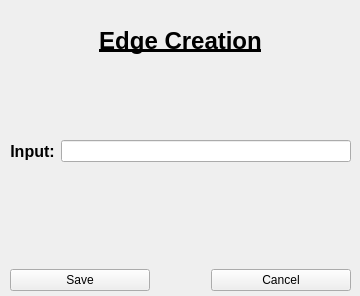
The window that ui/create_edge.ui (bishoyhanykamel/AutomataProject) describes before a commit, drawn with Qt 5.
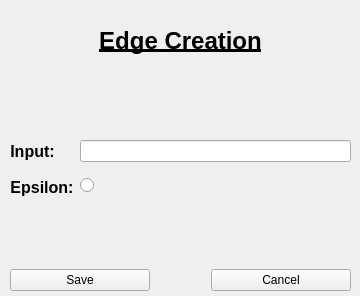
The same window after the commit.

```diff
--- a/ui/create_edge.ui
+++ b/ui/create_edge.ui
@@ -87,6 +87,28 @@
          </property>
         </widget>
        </item>
+       <item row="1" column="0">
+        <widget class="QLabel" name="label_9">
+         <property name="styleSheet">
+          <string notr="true">font-family: Arial;
+font-size: 16px;
+font-weight: bold;</string>
+         </property>
+         <property name="text">
+          <string>Epsilon:</string>
+         </property>
+         <property name="alignment">
+          <set>Qt::AlignCenter</set>
+         </property>
+        </widget>
+       </item>
+       <item row="1" column="1">
+        <widget class="QRadioButton" name="epsilon_radioBtn">
+         <property name="text">
+          <string/>
+         </property>
+        </widget>
+       </item>
       </layout>
      </item>
      <item>
```
